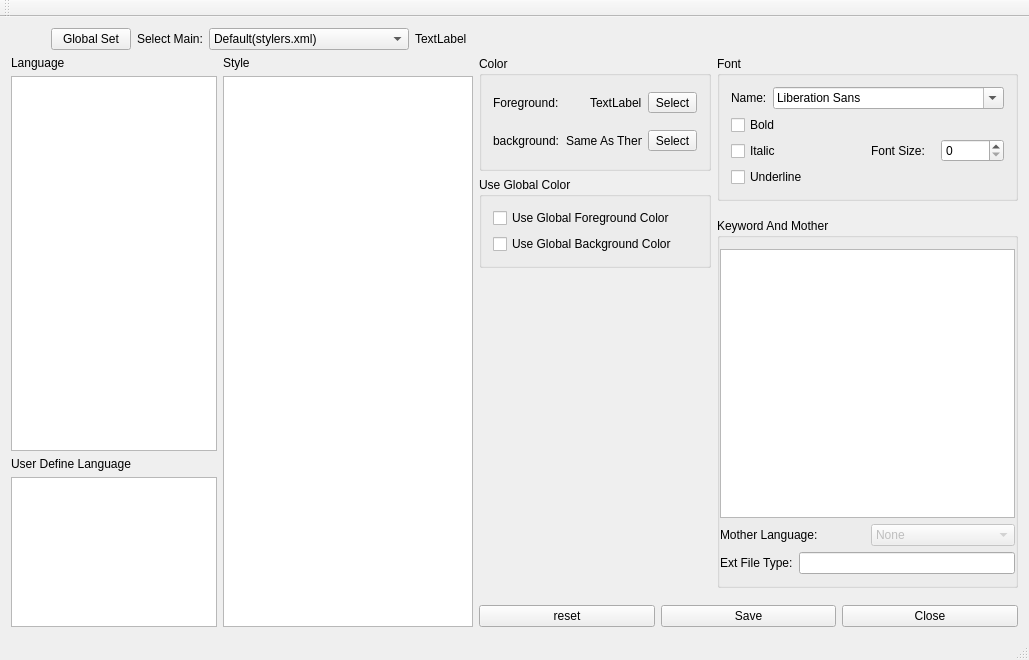
The window that src/qtlangset.ui (cxasm/notepad--) describes before a commit, drawn with Qt 5.
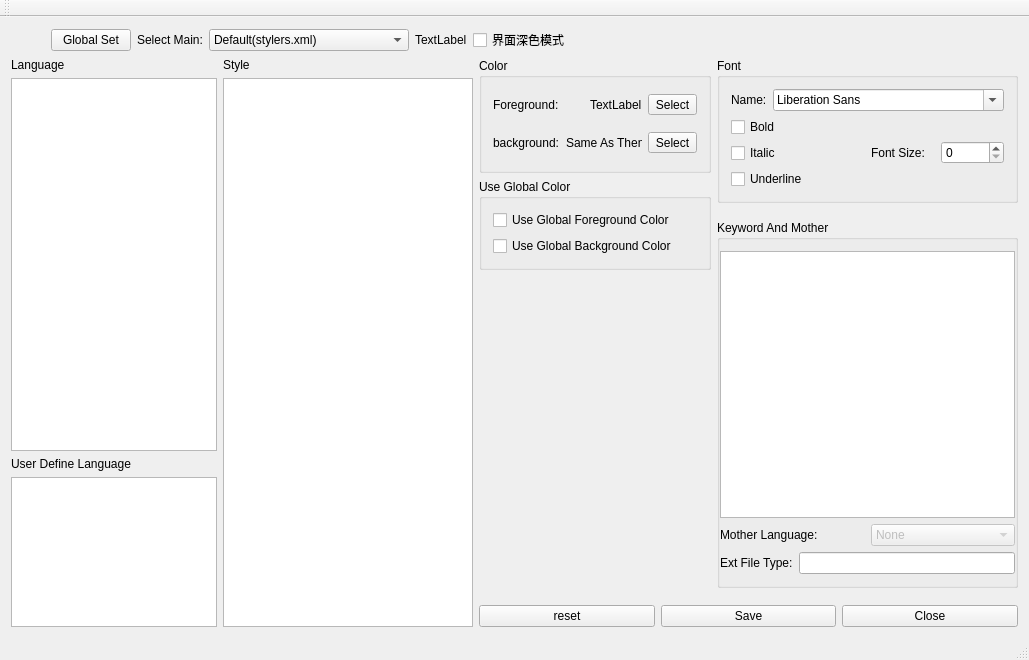
The same window after the commit. Icons and pictures are not drawn.

```diff
--- a/src/qtlangset.ui
+++ b/src/qtlangset.ui
@@ -158,6 +158,13 @@
         </property>
        </widget>
       </item>
+      <item>
+       <widget class="QCheckBox" name="uiDarkCheckBox">
+        <property name="text">
+         <string>界面深色模式</string>
+        </property>
+       </widget>
+      </item>
       <item>
        <spacer name="horizontalSpacer_3">
         <property name="orientation">
```
